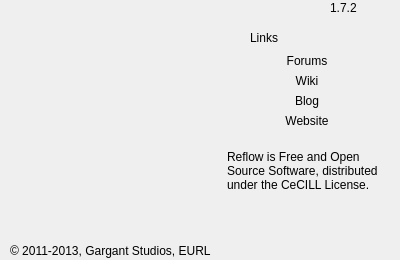
Before: the Qt Designer form sources/qt/RESplash.ui in Salimlou/reflow, drawn with Qt 5.
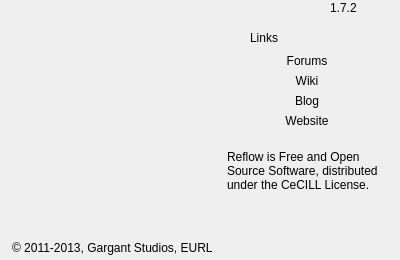
After: the same form once the commit is applied. Icons and pictures are not drawn.

Commit message: added alpha to the version number in splash

```diff
--- a/sources/qt/RESplash.ui
+++ b/sources/qt/RESplash.ui
@@ -171,8 +171,8 @@
   <widget class="QLabel" name="copyrightLabel">
    <property name="geometry">
     <rect>
-     <x>10</x>
-     <y>240</y>
+     <x>12</x>
+     <y>237</y>
      <width>251</width>
      <height>21</height>
     </rect>
```
The commit also changes 1 other file.
